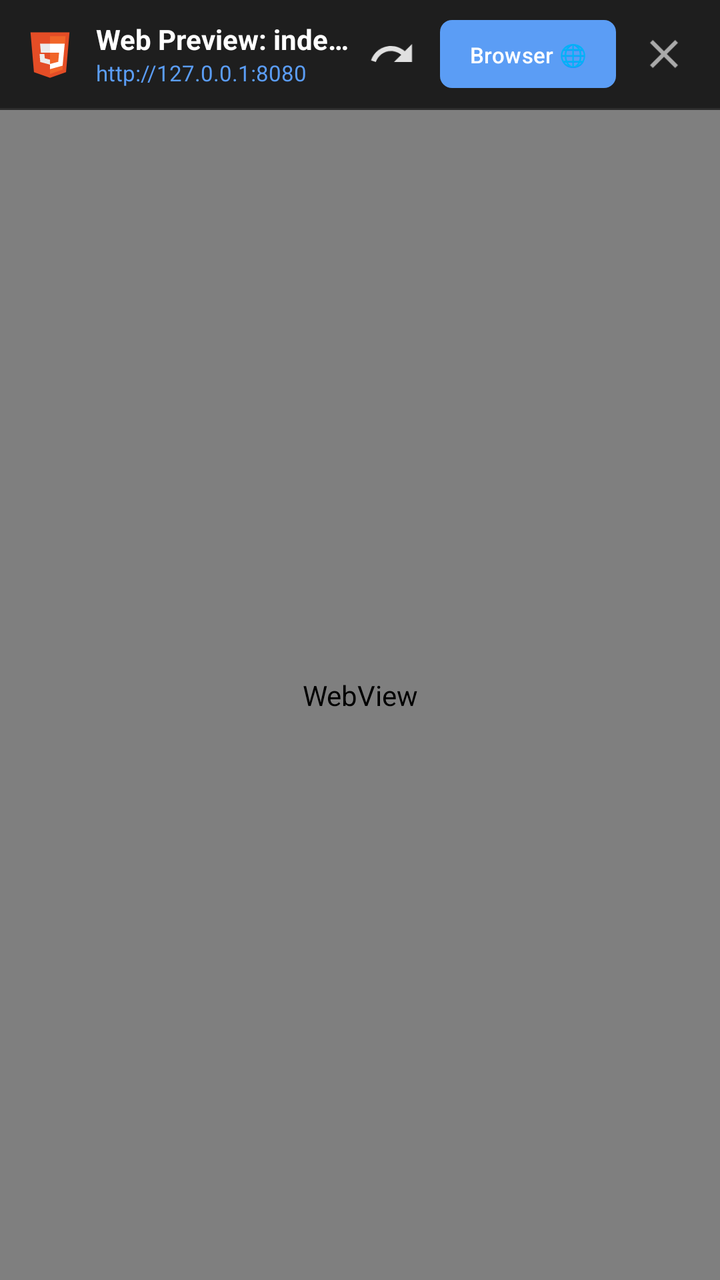
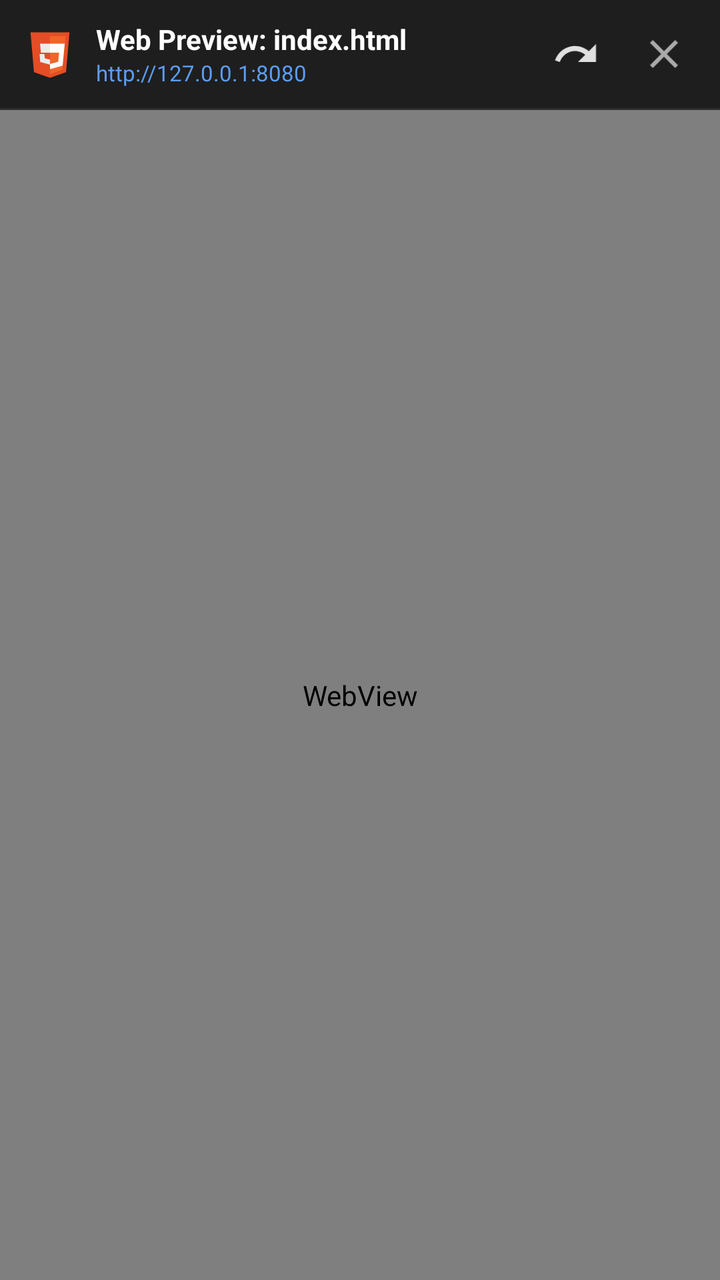

Compare the two renders of this Android layout. The source of the first and the diff that turns it into the second are given below.
<!-- AndroidManifest.xml: application theme Theme.MobileIDE -->
<!-- res/layout/dialog_web_preview.xml -->
<?xml version="1.0" encoding="utf-8"?>
<LinearLayout xmlns:android="http://schemas.android.com/apk/res/android"
    android:layout_width="match_parent"
    android:layout_height="match_parent"
    android:orientation="vertical"
    android:background="#121212">

    
    <LinearLayout
        android:layout_width="match_parent"
        android:layout_height="54dp"
        android:orientation="horizontal"
        android:gravity="center_vertical"
        android:background="#1E1E1E"
        android:paddingStart="12dp"
        android:paddingEnd="8dp">

        <ImageView
            android:layout_width="26dp"
            android:layout_height="26dp"
            android:src="@drawable/ic_logo_html5"
            android:contentDescription="HTML Preview" />

        <LinearLayout
            android:layout_width="0dp"
            android:layout_height="wrap_content"
            android:layout_weight="1"
            android:layout_marginStart="10dp"
            android:orientation="vertical">

            <TextView
                android:id="@+id/tvPreviewTitle"
                android:layout_width="wrap_content"
                android:layout_height="wrap_content"
                android:text="Web Preview: index.html"
                android:textColor="#FFFFFF"
                android:textSize="14sp"
                android:textStyle="bold"
                android:singleLine="true" />

            <TextView
                android:id="@+id/tvPreviewUrl"
                android:layout_width="wrap_content"
                android:layout_height="wrap_content"
                android:text="http://127.0.0.1:8080"
                android:textColor="#5B9DF5"
                android:textSize="11sp"
                android:singleLine="true" />
        </LinearLayout>

        
        <ImageButton
            android:id="@+id/btnRefreshPreview"
            android:layout_width="40dp"
            android:layout_height="40dp"
            android:background="?attr/selectableItemBackgroundBorderless"
            android:src="@drawable/ic_redo"
            android:tint="#E0E0E0"
            android:contentDescription="Refresh" />

        
        <Button
            android:id="@+id/btnOpenExternalBrowser"
            android:layout_width="wrap_content"
            android:layout_height="34dp"
            android:layout_marginStart="4dp"
            android:background="@drawable/bg_run_btn"
            android:text="Browser 🌐"
            android:textColor="#FFFFFF"
            android:textSize="11sp"
            android:textAllCaps="false"
            android:paddingStart="10dp"
            android:paddingEnd="10dp" />

        
        <ImageButton
            android:id="@+id/btnClosePreview"
            android:layout_width="40dp"
            android:layout_height="40dp"
            android:layout_marginStart="4dp"
            android:background="?attr/selectableItemBackgroundBorderless"
            android:src="@drawable/ic_close"
            android:tint="#AAAAAA"
            android:contentDescription="Close" />
    </LinearLayout>

    <View
        android:layout_width="match_parent"
        android:layout_height="1dp"
        android:background="#2E2E2E" />

    
    <ProgressBar
        android:id="@+id/progressWeb"
        style="?android:attr/progressBarStyleHorizontal"
        android:layout_width="match_parent"
        android:layout_height="3dp"
        android:visibility="gone"
        android:max="100" />

    
    <FrameLayout
        android:layout_width="match_parent"
        android:layout_height="match_parent"
        android:background="#FFFFFF">

        <WebView
            android:id="@+id/webViewPreview"
            android:layout_width="match_parent"
            android:layout_height="match_parent" />
    </FrameLayout>

</LinearLayout>
<!-- resources referenced by this layout -->
<resources>
  <!-- drawable bg_run_btn (drawable) -->
  <?xml version="1.0" encoding="utf-8"?>
  <ripple xmlns:android="http://schemas.android.com/apk/res/android"
      android:color="#81C784">
      <item>
          <shape android:shape="rectangle">
              <solid android:color="@color/run_green" />
              <corners android:radius="6dp" />
          </shape>
      </item>
  </ripple>
  <!-- drawable ic_close (drawable) -->
  <vector xmlns:android="http://schemas.android.com/apk/res/android"
      android:width="24dp"
      android:height="24dp"
      android:viewportWidth="24"
      android:viewportHeight="24">
      <path
          android:fillColor="#FFFFFF"
          android:pathData="M19,6.41L17.59,5 12,10.59 6.41,5 5,6.41 10.59,12 5,17.59 6.41,19 12,13.41 17.59,19 19,17.59 13.41,12z"/>
  </vector>
  <!-- drawable ic_logo_html5 (drawable) -->
  <vector xmlns:android="http://schemas.android.com/apk/res/android"
      android:width="24dp"
      android:height="24dp"
      android:viewportWidth="24"
      android:viewportHeight="24">
      
      <path
          android:fillColor="#E44D26"
          android:pathData="M3,2l1.6,18.4L12,23l7.4,-2.6L21,2H3z" />
      <path
          android:fillColor="#F16529"
          android:pathData="M12,3.8v17.4l5.8,-2L19.2,3.8H12z" />
      
      <path
          android:fillColor="#EBEBEB"
          android:pathData="M12,7.2H7.4l0.4,4.2H12V7.2z M12,14.6l-2.4,-0.6 -0.2,-2H7.2l0.3,3.7 4.5,1.2V14.6z" />
      <path
          android:fillColor="#FFFFFF"
          android:pathData="M12,7.2v4.2h4.2l-0.4,4.2 -3.8,1V19l5.8,-1.6 0.8,-8.2 0.2,-2H12z" />
  </vector>
  <!-- drawable ic_redo (drawable) -->
  <vector xmlns:android="http://schemas.android.com/apk/res/android"
      android:width="24dp"
      android:height="24dp"
      android:viewportWidth="24"
      android:viewportHeight="24">
      <path
          android:fillColor="#FFFFFF"
          android:pathData="M18.4,10.6C16.55,8.99 14.15,8 11.5,8c-4.65,0 -8.58,3.03 -9.96,7.22L3.9,16c1.05,-3.19 4.05,-5.5 7.6,-5.5 1.95,0 3.73,0.72 5.12,1.88L13,16h9V7l-3.6,3.6z"/>
  </vector>
  <style name="Theme.MobileIDE" parent="Theme.Material3.Dark.NoActionBar">
          <item name="colorPrimary">@color/purple_500</item>
          <item name="colorOnPrimary">@android:color/white</item>
          <item name="colorSecondary">@color/run_green</item>
          <item name="colorOnSecondary">@android:color/white</item>
          <item name="android:statusBarColor">@color/ide_toolbar_bg</item>
          <item name="android:navigationBarColor">@color/terminal_bg</item>
          <item name="android:windowBackground">@color/editor_bg</item>
      </style>
  <color name="run_green">#4CAF50</color>
  <color name="purple_500">#5B9DF5</color>
  <color name="ide_toolbar_bg">#212121</color>
  <color name="terminal_bg">#121212</color>
  <color name="editor_bg">#181818</color>
</resources>

<!-- the commit's change to res/layout/dialog_web_preview.xml (unified diff, before → after) -->
@@ -59,20 +59,6 @@
             android:contentDescription="Refresh" />
 
         
-        <Button
-            android:id="@+id/btnOpenExternalBrowser"
-            android:layout_width="wrap_content"
-            android:layout_height="34dp"
-            android:layout_marginStart="4dp"
-            android:background="@drawable/bg_run_btn"
-            android:text="Browser 🌐"
-            android:textColor="#FFFFFF"
-            android:textSize="11sp"
-            android:textAllCaps="false"
-            android:paddingStart="10dp"
-            android:paddingEnd="10dp" />
-
-        
         <ImageButton
             android:id="@+id/btnClosePreview"
             android:layout_width="40dp"
<!-- resource entries referenced after the edit -->
@@ -1,16 +1,5 @@
 <!-- resources referenced by this layout -->
 <resources>
-  <!-- drawable bg_run_btn (drawable) -->
-  <?xml version="1.0" encoding="utf-8"?>
-  <ripple xmlns:android="http://schemas.android.com/apk/res/android"
-      android:color="#81C784">
-      <item>
-          <shape android:shape="rectangle">
-              <solid android:color="@color/run_green" />
-              <corners android:radius="6dp" />
-          </shape>
-      </item>
-  </ripple>
   <!-- drawable ic_close (drawable) -->
   <vector xmlns:android="http://schemas.android.com/apk/res/android"
       android:width="24dp"
